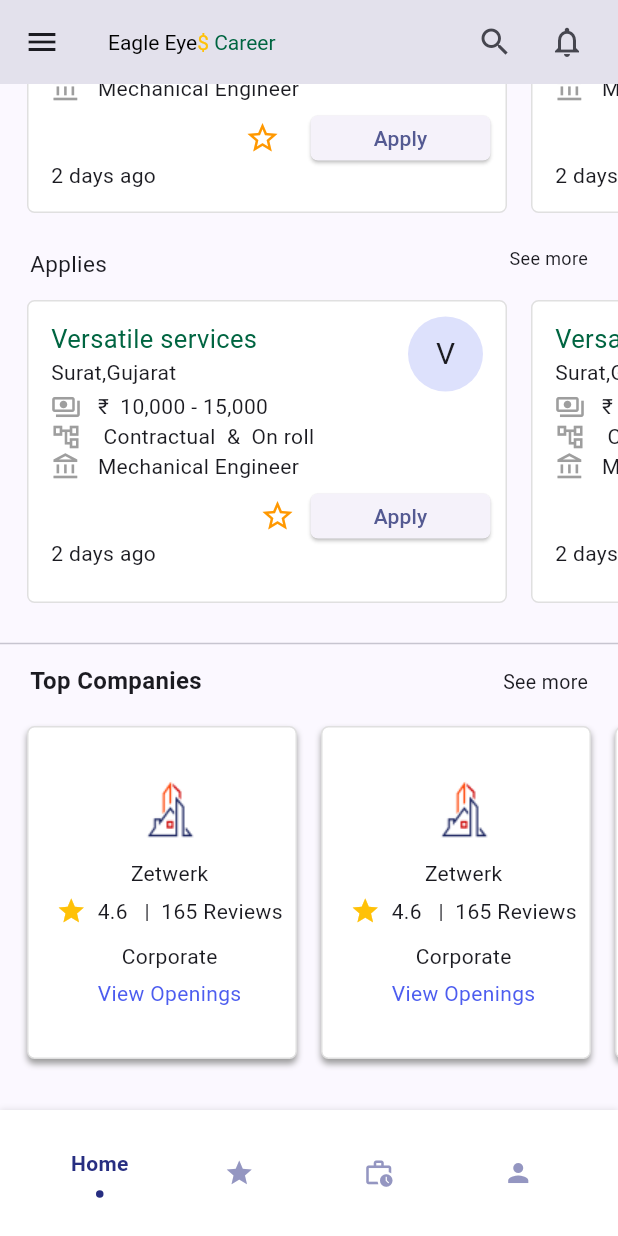
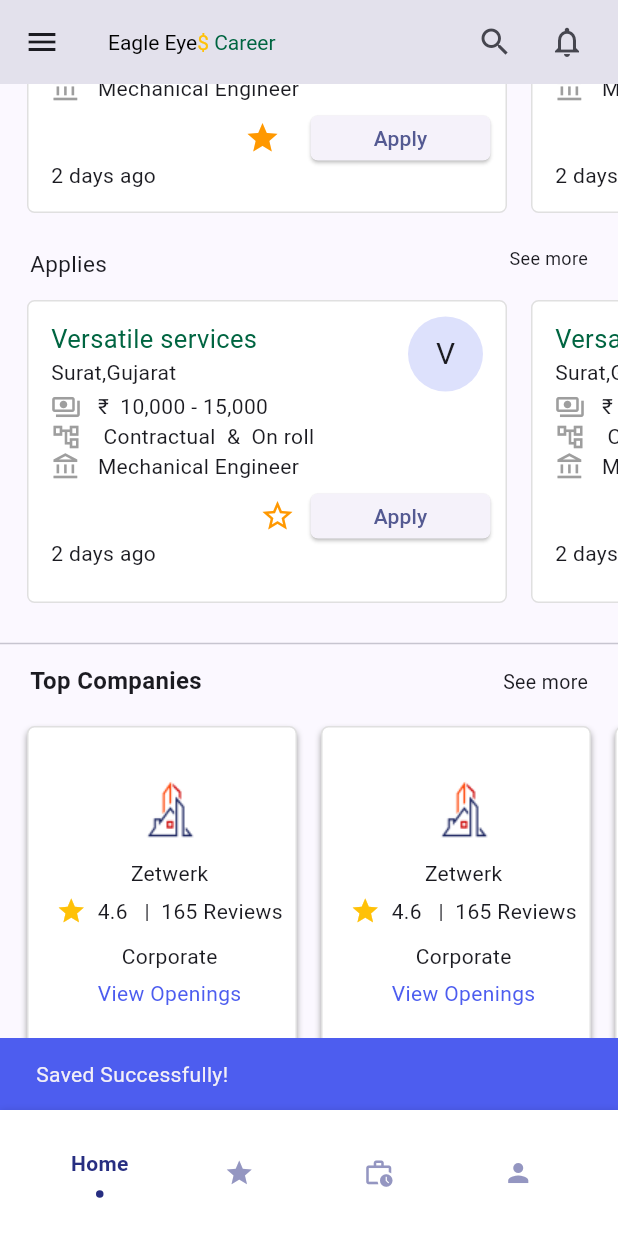
Before and after one commit to PujaJii/eagleeye, a Flutter app: the BottomNavPage screen opened directly, scrolled down 201 dp, after a tap on "Apply", on a phone screen of 412 x 824 dp. Run offline on Flutter 3.47's test engine with Material 2 defaults, Android fonts, the phone set to English and light mode, and no system bars; drawn by our look-alikes of flashy_tab_bar2; our stand-ins replace get.

Commit message:
09-06-2023

```diff
--- a/lib/main.dart
+++ b/lib/main.dart
@@ -19,7 +19,7 @@
   @override
   Widget build(BuildContext context) {
     return GetMaterialApp(
-      title: 'Eagle eyes',
+      title: 'EagleEyes',
       debugShowCheckedModeBanner: false,
       theme: ThemeData(
         colorScheme: ColorScheme.fromSeed(seedColor: AppColors.themeColor),
--- a/lib/regis/qualification.dart
+++ b/lib/regis/qualification.dart
@@ -191,7 +191,7 @@
                 child: ElevatedButton(
                     style: ButtonStyle(backgroundColor: MaterialStateProperty.all(AppColors.themeColor)),
                     onPressed: () {
-                       Get.to(()=> const EmployementDetails());
+                       Get.to(()=> const EmploymentDetails());
 
                     }, child: const Text('Continue',style: TextStyle(color: Colors.white),)),
               ),const SizedBox(height: 20,),
--- a/lib/views/bottom_nav_bar.dart
+++ b/lib/views/bottom_nav_bar.dart
@@ -58,7 +58,26 @@
           body: Center(
             child: pages[selectedIndex.value],
           ),
-          drawer: const Drawer(),
+          drawer: Drawer(
+            child: ListView(
+              children: [
+                 DrawerHeader(
+                  child: Column(
+                    children: [
+                      ListTile(
+                        leading: const Icon(Icons.arrow_back),
+                       // title: const Text('Go Back'),
+                        onTap: () {
+                          Navigator.pop(context); // Closes the drawer
+                        },
+                      ),
+                    ],
+                  ),
+                ),
+
+              ],
+            ),
+          ),
           bottomNavigationBar:  FlashyTabBar(
               selectedIndex: selectedIndex.value,
               showElevation: true,
--- a/lib/views/home.dart
+++ b/lib/views/home.dart
@@ -1,5 +1,6 @@
 import 'package:eagleeye/styles/app_colors.dart';
 import 'package:flutter/material.dart';
+import 'package:get/get.dart';
 
 
 class HomePage extends StatelessWidget {
@@ -7,6 +8,14 @@
 
   @override
   Widget build(BuildContext context) {
+    var selectedItem = [].obs;
+    void addItem(int value) {
+      selectedItem.add(value);
+    }
+    void removeItem(int value) {
+      selectedItem.remove(value);
+    }
+
     return Scaffold(
       body:  Column(
         children: [
@@ -85,27 +94,50 @@
                                 ),
                                 Row(
                                   children: const [
-                                    Icon(Icons.payments_outlined,color: Colors.grey,size: 20),
+                                    Icon(Icons.payments_outlined,
+                                        color: Colors.grey,size: 20),
                                     Text('   ₹  10,000 - 15,000')
                                   ],
                                 ),
                                 Row(
                                   children: const [
-                                    Icon(Icons.account_tree_outlined,color: Colors.grey,size: 20),
+                                    Icon(Icons.account_tree_outlined,
+                                        color: Colors.grey,size: 20),
                                     Text('   Contractual  &  On roll')
                                   ],
                                 ),
                                 Row(
                                   children: const [
-                                    Icon(Icons.account_balance_outlined,color: Colors.grey,size: 20),
+                                    Icon(Icons.account_balance_outlined,
+                                        color: Colors.grey,size: 20),
                                     Text('   Mechanical Engineer')
                                   ],
                                 ),
                                 const SizedBox(height: 8,),
-                                Row(
+                                Obx(
+                                    ()=> InkWell(
+                                    onTap: () {
+                                      if (selectedItem.contains(index)) {
+                                        removeItem(index);
+                                      } else {
+                                        addItem(index);
+                                      }
+                                      ScaffoldMessenger.of(context).showSnackBar(
+                                          SnackBar(
+                                              backgroundColor:
+                                              AppColors.themeColor,
+                                              content: const Text(
+                                                  'Saved Successfully!')));
+                                    },
+                                    child: Row(
                                       mainAxisAlignment: MainAxisAlignment.end,
                                       children: [
-                                    const Icon(Icons.star_border_sharp,color: Colors.orange),
+                                        selectedItem.contains(index)
+                                            ? const Icon(
+                                          Icons.star,
+                                          color: Colors.orange,
+                                        )
+                                            : const Icon(Icons.star_border_sharp),
                                         const SizedBox(width: 20,),
                                         SizedBox(
                                           width: 120,
@@ -120,6 +152,8 @@
                                         ),
                                         const SizedBox(width: 10,),
                                       ],
+                                    ),
+                                  ),
                                 ),
                                 const Text('2 days ago')
 
@@ -213,19 +247,22 @@
                                 ),
                                 Row(
                                   children: const [
-                                    Icon(Icons.payments_outlined,color: Colors.grey,size: 20),
+                                    Icon(Icons.payments_outlined,
+                                        color: Colors.grey,size: 20),
                                     Text('   ₹  10,000 - 15,000')
                                   ],
                                 ),
                                 Row(
                                   children: const [
-                                    Icon(Icons.account_tree_outlined,color: Colors.grey,size: 20),
+                                    Icon(Icons.account_tree_outlined,
+                                        color: Colors.grey,size: 20),
                                     Text('    Contractual  &  On roll')
                                   ],
                                 ),
                                 Row(
                                   children: const [
-                                    Icon(Icons.account_balance_outlined,color: Colors.grey,size: 20),
+                                    Icon(Icons.account_balance_outlined,
+                                        color: Colors.grey,size: 20),
                                     Text('   Mechanical Engineer')
                                   ],
                                 ),
@@ -233,7 +270,8 @@
                                 Row(
                                   mainAxisAlignment: MainAxisAlignment.end,
                                   children: [
-                                    const Icon(Icons.star_border_sharp,color: Colors.orange),
+                                    const Icon(Icons.star_border_sharp,
+                                        color: Colors.orange),
                                     const SizedBox(width: 10,),
                                     SizedBox(
                                       width: 120,
@@ -336,7 +374,8 @@
                                 Row(
                                   mainAxisAlignment: MainAxisAlignment.center,
                                   children: const [
-                                    Icon(Icons.star, color: Colors.amber,size: 20,),
+                                    Icon(Icons.star,
+                                      color: Colors.amber,size: 20,),
                                     Text('  4.6   |  165 Reviews')
                                   ],
                                 ),
--- a/pubspec.yaml
+++ b/pubspec.yaml
@@ -36,6 +36,7 @@
   cupertino_icons: ^1.0.2
   get: ^4.6.5
   flashy_tab_bar2: ^0.0.6
+  http: ^0.13.5
 
 dev_dependencies:
   flutter_test:
```
Also changed, not shown: lib/regis/employement.dart (+4 -4 lines), pubspec.lock. Lines whose indentation alone changed are shown as unchanged.
